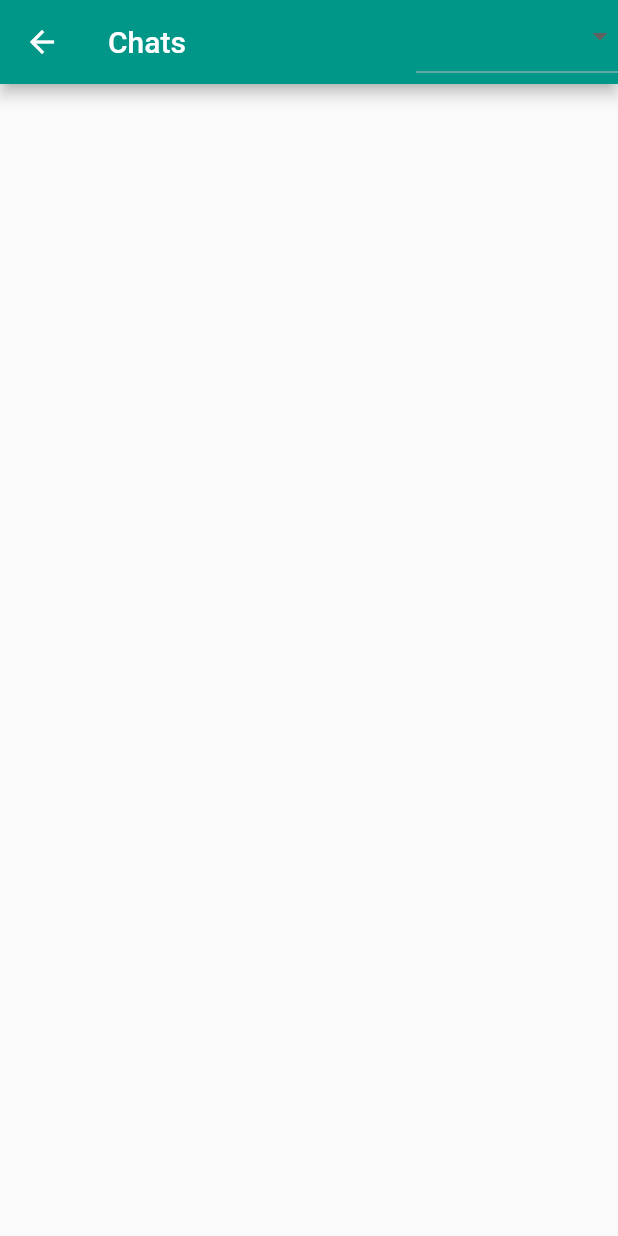
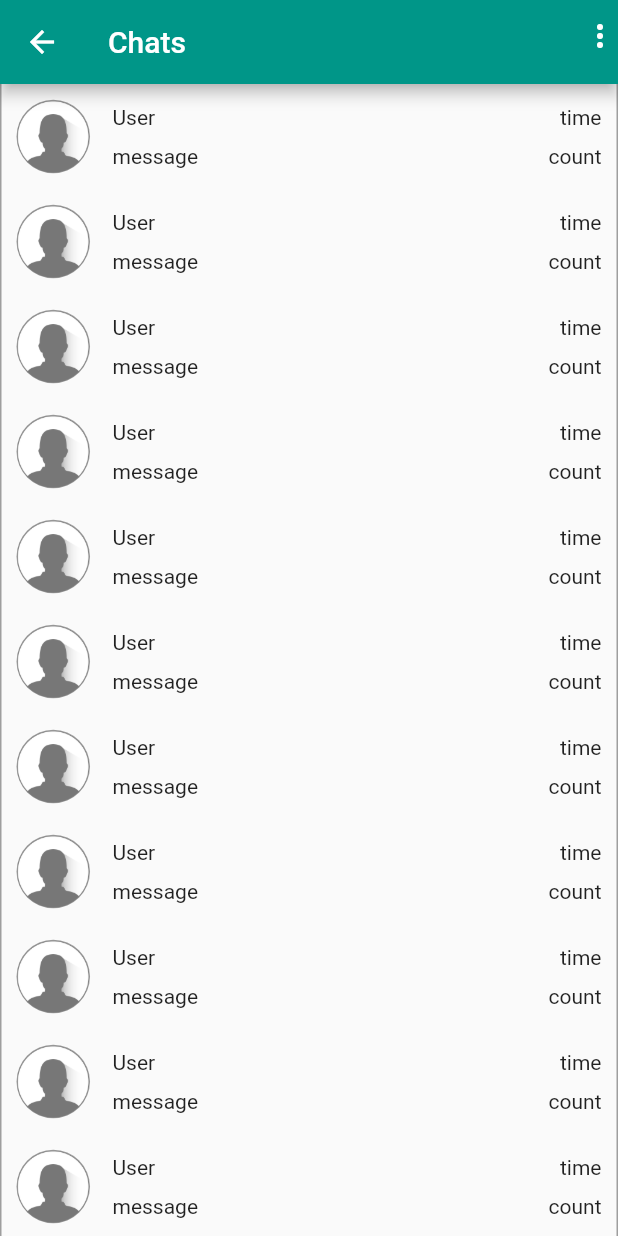
Before and after one commit to rahul-k-r/chat-app, a Flutter app: the MainChatScreen screen opened directly, on a phone screen of 412 x 824 dp. Run offline on Flutter 3.47's test engine with Material 2 defaults, Android fonts, the phone set to English and light mode, and no system bars; our stand-ins replace cloud_firestore, firebase_auth, firebase_messaging, firebase_storage, image_picker; accounts and stored records are empty.

Commit message:
Added a chat selection screen

```diff
--- a/lib/main.dart
+++ b/lib/main.dart
@@ -2,7 +2,7 @@ import 'package:flutter/material.dart';
 import 'package:firebase_auth/firebase_auth.dart';
 
 import 'package:flutter_complete_guide/screens/auth_screen.dart';
-import 'package:flutter_complete_guide/screens/chat_screen.dart';
+import 'package:flutter_complete_guide/screens/chat_selector_screen.dart';
 import 'package:flutter_complete_guide/screens/splash_screen.dart';
 
 void main() => runApp(MyApp());
@@ -32,7 +32,7 @@ class MyApp extends StatelessWidget {
               return SplashScreen();
             }
             if (userSnapshot.hasData) {
-              return ChatScreen();
+              return MainChatScreen();
             }
             return AuthScreen();
           }),
--- a/lib/screens/chat_selector_screen.dart
+++ b/lib/screens/chat_selector_screen.dart
@@ -1,7 +1,15 @@
 import 'package:flutter/material.dart';
+import 'package:flutter_complete_guide/widgets/chat/chat_selector.dart';
+import 'package:firebase_auth/firebase_auth.dart';
 
-class MainChatScreen extends StatelessWidget {
+class MainChatScreen extends StatefulWidget {
+  @override
+  _MainChatScreenState createState() => _MainChatScreenState();
+}
+
+class _MainChatScreenState extends State<MainChatScreen> {
   var item = 'all';
+
   @override
   Widget build(BuildContext context) {
     return Scaffold(
@@ -9,6 +17,11 @@ class MainChatScreen extends StatelessWidget {
         title: Text('Chats'),
         actions: <Widget>[
           DropdownButton(
+              underline: Container(),
+              icon: Icon(
+                Icons.more_vert,
+                color: Theme.of(context).primaryIconTheme.color,
+              ),
               items: [
                 DropdownMenuItem(
                   child: Text(
@@ -28,11 +41,37 @@ class MainChatScreen extends StatelessWidget {
                   ),
                   value: 'All',
                 ),
+                DropdownMenuItem(
+                  child: Container(
+                    child: Row(
+                      children: <Widget>[
+                        Text('Logout'),
+                        SizedBox(width: 30),
+                        Icon(Icons.exit_to_app),
+                      ],
+                    ),
+                  ),
+                  value: 'logout',
+                ),
               ],
               onChanged: (itemValue) {
-                item = itemValue;
-              })
+                if (itemValue == 'logout') {
+                  FirebaseAuth.instance.signOut();
+                } else
+                  setState(() {
+                    item = itemValue;
+                  });
+              }),
         ],
+      ),
+      body: Container(
+        child: ListView.builder(
+          itemBuilder: (ctx, count) {
+            final deviceWidth = MediaQuery.of(ctx).size.width;
+            return ChatSelector(70.0, deviceWidth);
+          },
+          itemCount: 15,
+        ),
       ),
     );
   }
--- /dev/null
+++ b/lib/widgets/chat/chat_selector.dart
@@ -0,0 +1,86 @@
+import 'package:flutter/material.dart';
+import 'package:flutter_complete_guide/screens/chat_screen.dart';
+
+class ChatSelector extends StatelessWidget {
+  final double width;
+  final double height;
+
+  ChatSelector(this.height, this.width);
+
+  @override
+  Widget build(BuildContext context) {
+    return InkWell(
+      child: Container(
+        height: height,
+        width: width,
+        decoration: BoxDecoration(
+          border: Border.symmetric(
+              vertical: BorderSide(
+            color: Colors.grey,
+            width: 1,
+          )),
+        ),
+        child: Row(
+          key: UniqueKey(),
+          children: <Widget>[
+            SizedBox(
+              width: 10,
+            ),
+            InkWell(
+              child: CircleAvatar(
+                radius: height * 0.35,
+                backgroundColor: Colors.grey,
+                backgroundImage:
+                    ExactAssetImage('assets/images/icon-avatar-default.png'),
+              ),
+              onTap: () {
+                showDialog(context: context, child: Text('Details screen WIP'));
+              },
+            ),
+            SizedBox(
+              width: 15,
+            ),
+            Expanded(
+              child: Container(
+                child: Column(
+                  mainAxisAlignment: MainAxisAlignment.center,
+                  crossAxisAlignment: CrossAxisAlignment.start,
+                  children: <Widget>[
+                    Row(
+                      children: <Widget>[
+                        Text('User'),
+                        Spacer(),
+                        Text('time'),
+                      ],
+                    ),
+                    SizedBox(
+                      height: 10,
+                    ),
+                    Row(
+                      children: <Widget>[
+                        Text('message'),
+                        Spacer(),
+                        Text('count'),
+                      ],
+                    ),
+                  ],
+                ),
+              ),
+            ),
+            SizedBox(
+              width: 10,
+            ),
+          ],
+        ),
+      ),
+      onTap: () {
+        Navigator.push(
+          context,
+          MaterialPageRoute(
+            builder: (context) => ChatScreen(),
+          ),
+        );
+      },
+    );
+  }
+}
--- a/lib/widgets/chat/messages.dart
+++ b/lib/widgets/chat/messages.dart
@@ -5,6 +5,7 @@ import 'package:cloud_firestore/cloud_firestore.dart';
 import 'package:flutter_complete_guide/widgets/chat/message_bubble.dart';
 
 class Messages extends StatelessWidget {
+  QuerySnapshot cache;
   @override
   Widget build(BuildContext context) {
     return FutureBuilder(
@@ -16,6 +17,7 @@ class Messages extends StatelessWidget {
           );
         }
         return StreamBuilder(
+            initialData: cache,
             stream: Firestore.instance
                 .collection('chat')
                 .orderBy(
@@ -29,7 +31,8 @@ class Messages extends StatelessWidget {
                   child: CircularProgressIndicator(),
                 );
               }
-              final chatDocs = chatSnapshot.data.documents;
+              cache = chatSnapshot.data;
+              final chatDocs = cache.documents;
               return ListView.builder(
                 reverse: true,
                 itemCount: chatDocs.length,
--- a/pubspec.yaml
+++ b/pubspec.yaml
@@ -20,6 +20,7 @@ dependencies:
   flutter:
     sdk: flutter
 
+
   # The following adds the Cupertino Icons font to your application.
   # Use with the CupertinoIcons class for iOS style icons.
   cupertino_icons: ^0.1.2
@@ -39,7 +40,8 @@ dev_dependencies:
 
 # The following section is specific to Flutter.
 flutter:
-
+  assets:
+    - assets/images/
   # The following line ensures that the Material Icons font is
   # included with your application, so that you can use the icons in
   # the material Icons class.
```
Also changed, not shown: lib/screens/chat_screen.dart (+1 -28 lines), assets/images/icon-avatar-default.png (added).
